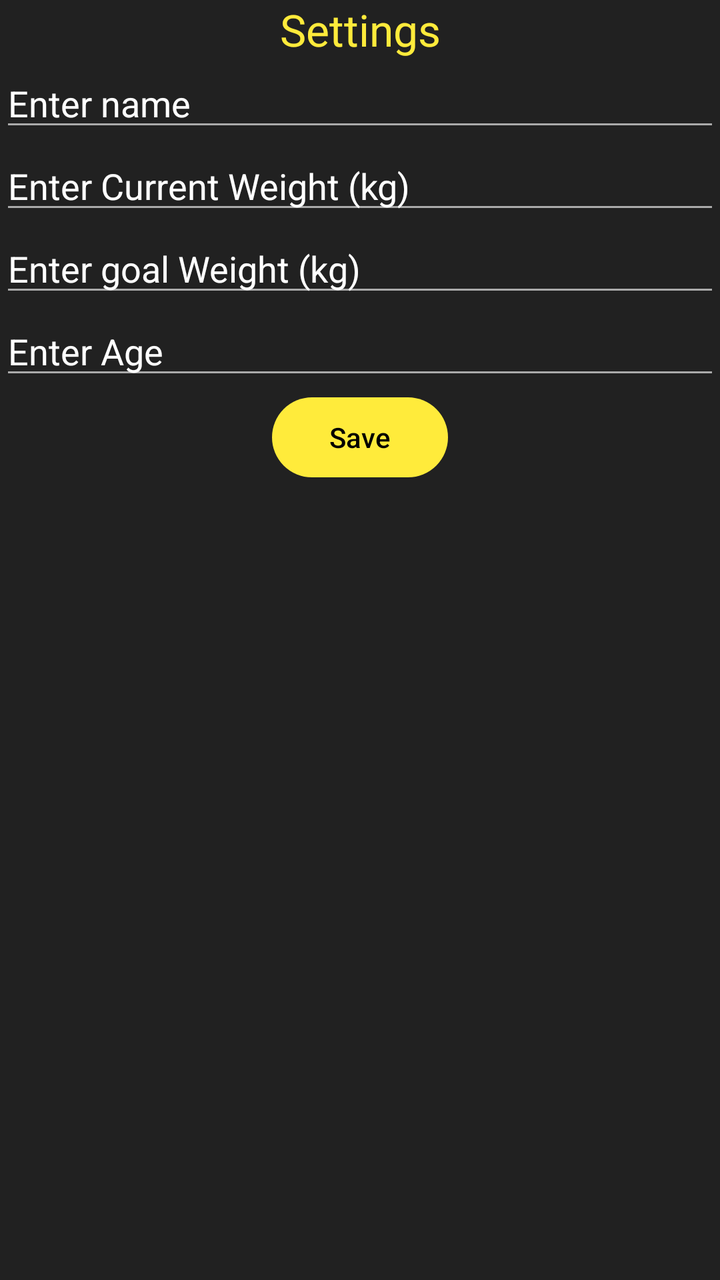
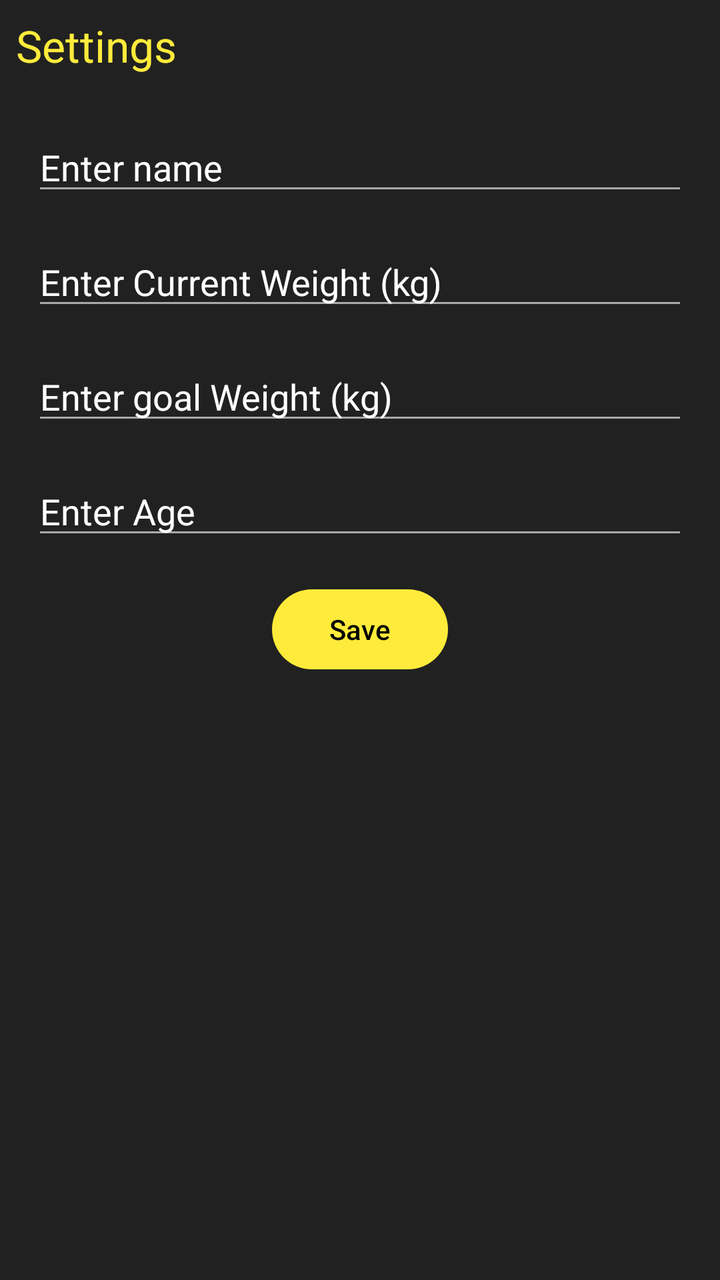

The first picture is an Android layout as it rendered before a commit; the second is the same layout after the commit. The layout source and the unified diff follow.
<!-- AndroidManifest.xml: application theme Theme.MyFit -->
<!-- res/layout/fragment_settings.xml -->
<?xml version="1.0" encoding="utf-8"?>
<androidx.constraintlayout.widget.ConstraintLayout xmlns:android="http://schemas.android.com/apk/res/android"
    xmlns:tools="http://schemas.android.com/tools"
    android:layout_width="match_parent"
    android:layout_height="match_parent"
    xmlns:app="http://schemas.android.com/apk/res-auto"
    tools:context=".ui.settings.SettingsFragment"
    >


    <TextView
        android:id="@+id/settingsTitle"
        android:layout_width="wrap_content"
        android:layout_height="wrap_content"
        android:text="@string/settings"
        android:textSize="@dimen/text_size_h1"
        android:textColor="@color/yellowAccent"
        app:layout_constraintStart_toStartOf="parent"
        app:layout_constraintEnd_toEndOf="parent"
        app:layout_constraintTop_toTopOf="parent"
        />

    <EditText
        android:id="@+id/profileName"
        android:layout_width="match_parent"
        android:layout_height="wrap_content"
        android:inputType="textPersonName"
        android:hint="@string/name_hint"
        android:textColorHint="@color/white"
        android:textColor="@color/white"
        app:layout_constraintTop_toBottomOf="@id/settingsTitle"
        app:layout_constraintStart_toStartOf="parent"
        app:layout_constraintEnd_toEndOf="parent"
        />

    <EditText
        android:id="@+id/profileWeight"
        android:layout_width="match_parent"
        android:layout_height="wrap_content"
        android:inputType="numberDecimal"
        android:hint="@string/weight_hint"
        android:textColorHint="@color/white"
        android:textColor="@color/white"
        app:layout_constraintTop_toBottomOf="@id/profileName"
        app:layout_constraintStart_toStartOf="parent"
        app:layout_constraintEnd_toEndOf="parent"
        />

    <EditText
        android:id="@+id/profileGoalWeight"
        android:layout_width="match_parent"
        android:layout_height="wrap_content"
        android:inputType="numberDecimal"
        android:hint="@string/goal_weight_hint"
        android:textColorHint="@color/white"
        android:textColor="@color/white"
        app:layout_constraintTop_toBottomOf="@id/profileWeight"
        app:layout_constraintStart_toStartOf="parent"
        app:layout_constraintEnd_toEndOf="parent"
        />

    <EditText
        android:id="@+id/profileAge"
        android:layout_width="match_parent"
        android:layout_height="wrap_content"
        android:inputType="number"
        android:hint="@string/age_hint"
        android:textColorHint="@color/white"
        android:textColor="@color/white"
        app:layout_constraintTop_toBottomOf="@id/profileGoalWeight"
        app:layout_constraintStart_toStartOf="parent"
        app:layout_constraintEnd_toEndOf="parent"
        />

    <Button
        android:id="@+id/settingsSaveBtn"
        android:layout_width="wrap_content"
        android:layout_height="wrap_content"
        android:text="@string/save"
        app:layout_constraintTop_toBottomOf="@id/profileAge"
        app:layout_constraintStart_toStartOf="parent"
        app:layout_constraintEnd_toEndOf="parent"
        />







</androidx.constraintlayout.widget.ConstraintLayout>
<!-- resources referenced by this layout -->
<resources>
  <color name="white">#FFFFFFFF</color>
  <color name="yellowAccent">#FFEB3B</color>
  <dimen name="text_size_h1">22sp</dimen>
  <string name="age_hint">Enter Age</string>
  <string name="goal_weight_hint">Enter goal Weight (kg) </string>
  <string name="name_hint">Enter name</string>
  <string name="save">Save</string>
  <string name="settings">Settings</string>
  <string name="weight_hint">Enter Current Weight (kg)</string>
  <style name="Theme.MyFit" parent="Base.Theme.MyFit" />
  <style name="Base.Theme.MyFit" parent="Theme.Material3.DayNight.NoActionBar">
  
          
          <item name="colorPrimary">@color/yellowAccent</item>
          <item name="colorPrimaryVariant">@color/yellowAccentDark</item>
          <item name="colorOnPrimary">@android:color/black</item>
  
          
          <item name="android:windowBackground">@color/darkGreyBackground</item>
  
          
          <item name="colorSecondary">@color/yellowAccent</item>
          <item name="colorOnSecondary">@android:color/black</item>
  
          
          <item name="android:textColorPrimary">@android:color/white</item>
          <item name="android:textColorSecondary">@android:color/darker_gray</item>
  
      </style>
  <color name="yellowAccentDark">#FBC02D</color>
  <color name="darkGreyBackground">#212121</color>
</resources>

<!-- the commit's change to res/layout/fragment_settings.xml (unified diff, before → after) -->
@@ -14,9 +14,9 @@
         android:layout_height="wrap_content"
         android:text="@string/settings"
         android:textSize="@dimen/text_size_h1"
+        android:padding="@dimen/card_margin"
         android:textColor="@color/yellowAccent"
         app:layout_constraintStart_toStartOf="parent"
-        app:layout_constraintEnd_toEndOf="parent"
         app:layout_constraintTop_toTopOf="parent"
         />
 
@@ -24,6 +24,7 @@
         android:id="@+id/profileName"
         android:layout_width="match_parent"
         android:layout_height="wrap_content"
+        android:layout_margin="@dimen/fragment_padding"
         android:inputType="textPersonName"
         android:hint="@string/name_hint"
         android:textColorHint="@color/white"
@@ -37,6 +38,8 @@
         android:id="@+id/profileWeight"
         android:layout_width="match_parent"
         android:layout_height="wrap_content"
+        android:layout_margin="@dimen/fragment_padding"
+
         android:inputType="numberDecimal"
         android:hint="@string/weight_hint"
         android:textColorHint="@color/white"
@@ -50,6 +53,7 @@
         android:id="@+id/profileGoalWeight"
         android:layout_width="match_parent"
         android:layout_height="wrap_content"
+        android:layout_margin="@dimen/fragment_padding"
         android:inputType="numberDecimal"
         android:hint="@string/goal_weight_hint"
         android:textColorHint="@color/white"
@@ -63,6 +67,7 @@
         android:id="@+id/profileAge"
         android:layout_width="match_parent"
         android:layout_height="wrap_content"
+        android:layout_margin="@dimen/fragment_padding"
         android:inputType="number"
         android:hint="@string/age_hint"
         android:textColorHint="@color/white"
@@ -76,6 +81,7 @@
         android:id="@+id/settingsSaveBtn"
         android:layout_width="wrap_content"
         android:layout_height="wrap_content"
+        android:layout_margin="@dimen/fragment_padding"
         android:text="@string/save"
         app:layout_constraintTop_toBottomOf="@id/profileAge"
         app:layout_constraintStart_toStartOf="parent"
<!-- resource entries referenced after the edit -->
@@ -2,6 +2,8 @@
 <resources>
   <color name="white">#FFFFFFFF</color>
   <color name="yellowAccent">#FFEB3B</color>
+  <dimen name="card_margin">8dp</dimen>
+  <dimen name="fragment_padding">16dp</dimen>
   <dimen name="text_size_h1">22sp</dimen>
   <string name="age_hint">Enter Age</string>
   <string name="goal_weight_hint">Enter goal Weight (kg) </string>
